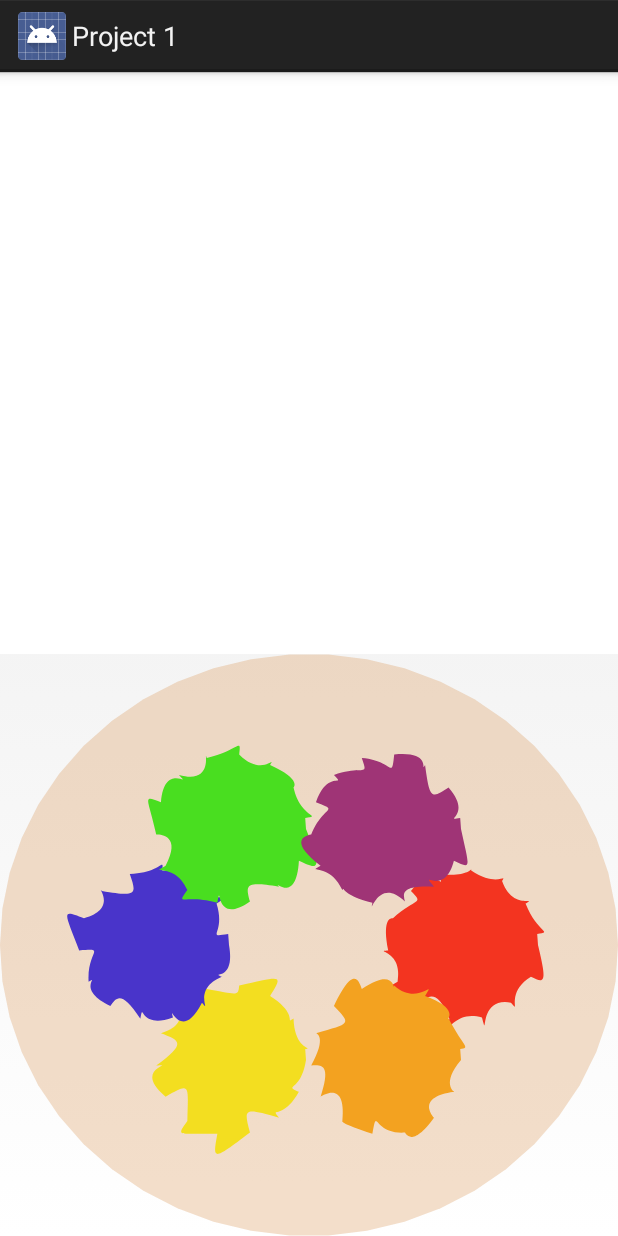
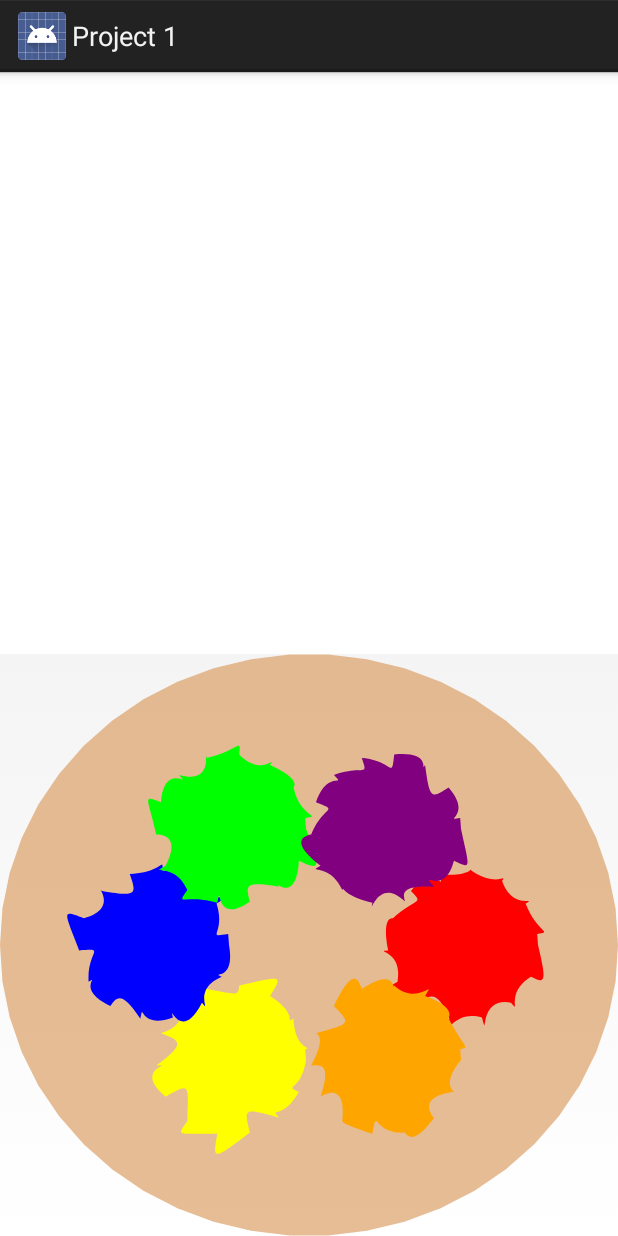
Before and after one commit to jesuszarate/Project1-PainterPalette, an Android app: the screen it shows after launch (PaintActivity), on a phone screen of 412 x 824 dp. Run offline under Robolectric (Android 15) with nearby library versions, the phone set to English and light mode, and no system bars.

Commit message:
Finished Project meets all of the requirements that are specified in the assignment. Now trying to make if look prettier.
The landscape and portrait views look pretty reasonable on the htc1, need to test on nexus.

```diff
--- a/app/src/main/java/edu/utah/cs4962/project1/PaletteView.java
+++ b/app/src/main/java/edu/utah/cs4962/project1/PaletteView.java
@@ -2,20 +2,23 @@ package edu.utah.cs4962.project1;
 
 import android.animation.ObjectAnimator;
 import android.animation.PropertyValuesHolder;
+import android.annotation.TargetApi;
 import android.content.Context;
 import android.content.res.Configuration;
 import android.graphics.Canvas;
 import android.graphics.Color;
+import android.graphics.ColorFilter;
 import android.graphics.Paint;
 import android.graphics.Path;
 import android.graphics.PointF;
 import android.graphics.Rect;
 import android.graphics.RectF;
+import android.graphics.drawable.Drawable;
+import android.os.Build;
 import android.util.Log;
 import android.view.MotionEvent;
 import android.view.View;
 import android.view.ViewGroup;
-
 import java.util.ArrayList;
 import java.util.HashMap;
 import java.util.Iterator;
@@ -27,7 +30,7 @@ import java.util.Map;
 public class PaletteView extends ViewGroup {
 
     public static ArrayList<View> _children = new ArrayList<View>();
-    private ArrayList<PointF> _points = new ArrayList<PointF>();
+    //private ArrayList<PointF> _points = new ArrayList<PointF>();
     private HashMap<PaintView, PointF> _centerPosOfSplotches = new HashMap<PaintView, PointF>();
 
     private Rect _layoutRect;
@@ -49,18 +52,18 @@ public class PaletteView extends ViewGroup {
             PaintView paintView = new PaintView(getContext());
             int firstColor = child.getColor();
             int secondColor = mixWithThisColor.getColor();
-            int red1 = firstColor & 0x00FF0000;
+            int red1 = firstColor  & 0x00FF0000;
             int red2 = secondColor & 0x00FF0000;
 
-            int green1 = firstColor & 0x0000FF00;
+            int green1 = firstColor  & 0x0000FF00;
             int green2 = secondColor & 0x0000FF00;
 
-            int blue1 = firstColor & 0x000000FF;
+            int blue1 = firstColor  & 0x000000FF;
             int blue2 = secondColor & 0x000000FF;
 
-            int red = (red1 + red2) / 2;
+            int red   = (red1 + red2)     / 2;
             int green = (green1 + green2) / 2;
-            int blue = (blue1 + blue2) / 2;
+            int blue  = (blue1 + blue2)   / 2;
 
             int color = 0xFF000000 | red | green | blue;
 
@@ -73,6 +76,7 @@ public class PaletteView extends ViewGroup {
                     invalidate();
                 }
             });
+
             this.invalidate();
         }
     }
@@ -112,6 +116,7 @@ public class PaletteView extends ViewGroup {
                         // Return the paint to its original location
                         returnChildToOriginalSpot(child, x, y);
 
+                        //_selectedColor = mixWithThisColor.getColor();
                         _selectedColor = child.getColor();
                         break;
                     } else if(!removeColor(child)){
@@ -128,6 +133,7 @@ public class PaletteView extends ViewGroup {
                         returnChildToOriginalSpot(child, x, y);
 
                         _selectedColor = child.getColor();
+                        //_selectedColor = mixWithThisColor.getColor();
                         break;
                     }
                 }
@@ -144,6 +150,7 @@ public class PaletteView extends ViewGroup {
      * @param initialY
      */
     private void returnChildToOriginalSpot(PaintView child, float initialX, float initialY) {
+        try {
             // Otherwise return the paint to its original location
             ObjectAnimator animator = new ObjectAnimator();
             animator.setTarget(child);
@@ -161,6 +168,8 @@ public class PaletteView extends ViewGroup {
                             new float[]{initialY - child.getHeight() / 2, _centerPosOfSplotches.get(child).y - centerOfChildY})
             );
             animator.start();
+        }
+        catch (Exception e){}
     }
 
     /**
@@ -206,28 +215,12 @@ public class PaletteView extends ViewGroup {
         float radiusY = _paletteRect.height() / 2;
         PointF circleCenter = new PointF(_paletteRect.centerX(), _paletteRect.centerY());
 
-//        float distance = (Math.pow(x - circleCenter.x, 2))/(radiusX * radiusX)) + (Math.pow((y - circleCenter.y), 2))/(radiusY * radiusY));
-
         float distance = (((float) Math.pow(x - circleCenter.x, 2)) / (radiusX * radiusX)) + (((float) Math.pow((y - circleCenter.y), 2)) / (radiusY * radiusY));
 
         if (distance <= 1) {
             Log.i("PaletteView", "Touched inside the palette ellipse");
             return true;
         }
-
-
-//        double angle = (double) childIndex / (double) _childrenNotGone * 2 * ((Math.PI));
-//        int childCenterX = (int) (_layoutRect.centerX() + _layoutRect.width() * 0.6 * Math.cos(angle));
-//        int childCenterY = (int) (_layoutRect.centerY() + _layoutRect.height() * 0.6 * Math.sin(angle));
-//
-//        // Distance formula-> sqrt((x1 - x2)^2 + (y1 - y2)^2)
-//        //float distance = (float) Math.sqrt(Math.pow(CircleCenterX - x, 2) + Math.pow(CircleCenterY - y, 2));
-//        float distance = (float) Math.sqrt(Math.pow(childCenterX - x, 2) + Math.pow(childCenterY - y, 2));
-//
-//        if (distance < radius) {
-//            Log.i("paint_view", "Touched inside the circle");
-//            return true;
-//        }
         return false;
 
     }
@@ -236,40 +229,8 @@ public class PaletteView extends ViewGroup {
     protected void dispatchDraw(Canvas canvas) {
         super.dispatchDraw(canvas);
 
-        Paint paint = new Paint(Paint.ANTI_ALIAS_FLAG);
-        paint.setColor(0x55DC9D60);
-        Path path = new Path();
-
-        _paletteRect = new RectF();
-        _paletteRect.left = getPaddingLeft();
-        _paletteRect.top = getPaddingTop();
-        _paletteRect.right = getWidth() - getPaddingRight();
-        _paletteRect.bottom = getHeight() - getPaddingBottom();
-
-        PointF circleCenter = new PointF(_paletteRect.centerX(), _paletteRect.centerY());
-        float radius = _paletteRect.height() / 2;
-        int points = 50;
-
-        for (int circlePoint = 0; circlePoint < points; circlePoint++) {
-            PointF point = new PointF();
-
-            // x = centerX + r * cos(a)
-            // y = centerY + r * cos(a)
-            float twoPi = (float) (2 * Math.PI);
-            point.x = (float) (circleCenter.x + (_paletteRect.width() / 2) * Math.cos(twoPi * ((double) circlePoint / (double) points)));
-            point.y = (float) (circleCenter.y + (_paletteRect.height() / 2) * Math.sin(twoPi * ((double) circlePoint / (double) points)));
-
-            if (circlePoint == 0) {
-                path.moveTo(point.x, point.y);
-            } else {
-                path.lineTo(point.x, point.y);
+        setBackground(new drawable());
     }
-        }
-
-        canvas.drawPath(path, paint);
-        //canvas.drawOval(paletteRect, paint);
-    }
-
 
     @Override
     protected void onMeasure(int widthMeasureSpec, int heightMeasureSpec) {
@@ -376,4 +337,59 @@ public class PaletteView extends ViewGroup {
 
         }
     }
+
+    private class drawable extends  Drawable{
+
+            public void draw(Canvas canvas) {
+                Paint paint = new Paint(Paint.ANTI_ALIAS_FLAG);
+                paint.setColor(0xAADC9D60);
+                Path path = new Path();
+
+                _paletteRect = new RectF();
+                _paletteRect.left = getPaddingLeft();
+                _paletteRect.top = getPaddingTop();
+                _paletteRect.right = getWidth() - getPaddingRight();
+                _paletteRect.bottom = getHeight() - getPaddingBottom();
+
+                PointF circleCenter = new PointF(_paletteRect.centerX(), _paletteRect.centerY());
+                float radius = _paletteRect.height() / 2;
+                int points = 50;
+
+                for (int circlePoint = 0; circlePoint < points; circlePoint++) {
+                    PointF point = new PointF();
+
+                    // x = centerX + r * cos(a)
+                    // y = centerY + r * cos(a)
+                    float twoPi = (float) (2 * Math.PI);
+                    point.x = (float) (circleCenter.x + (_paletteRect.width() / 2) * Math.cos(twoPi * ((double) circlePoint / (double) points)));
+                    point.y = (float) (circleCenter.y + (_paletteRect.height() / 2) * Math.sin(twoPi * ((double) circlePoint / (double) points)));
+
+                    if (circlePoint == 0) {
+                        path.moveTo(point.x, point.y);
+                    } else {
+                        path.lineTo(point.x, point.y);
                     }
+                }
+
+                canvas.drawPath(path, paint);
+            }
+
+        @Override
+        public void setAlpha(int i) {
+
+        }
+
+        @Override
+        public void setColorFilter(ColorFilter colorFilter) {
+
+        }
+
+        @Override
+        public int getOpacity() {
+            return 0;
+        }
+
+    }
+
+
+}
```
Also changed, not shown: app/src/main/java/edu/utah/cs4962/project1/PaintActivity.java (+0 -14 lines). Lines whose indentation alone changed are shown as unchanged.
